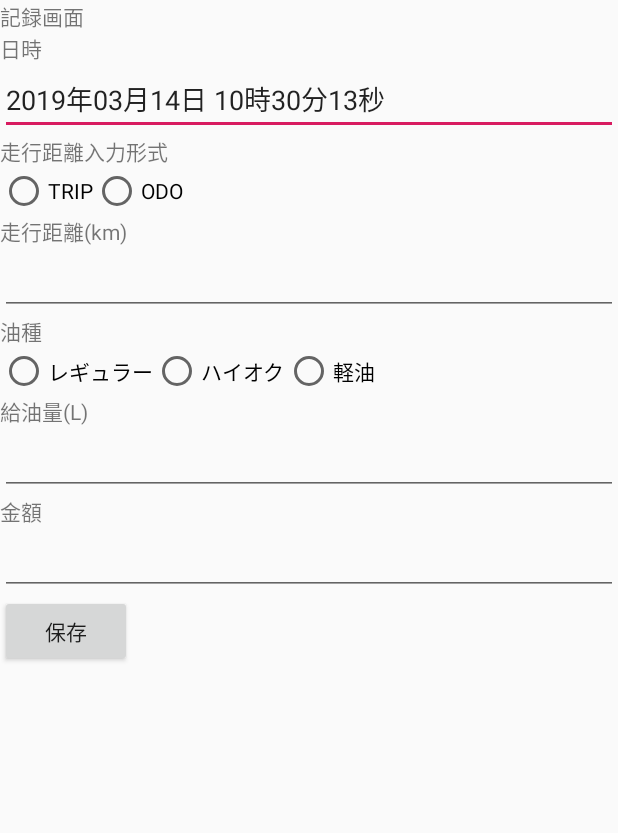
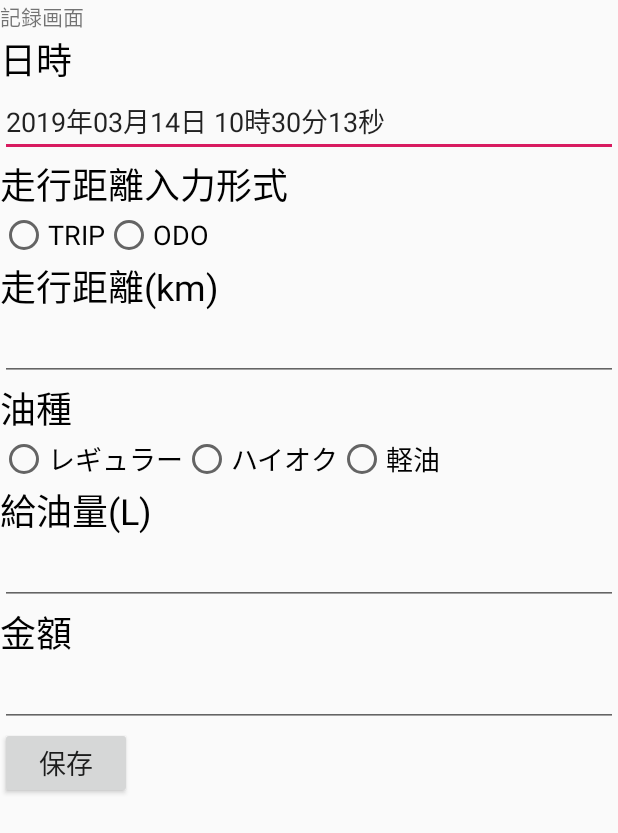
Before and after one commit to uezonokou/FuelMemory, an Android app: the MemoryActivity screen opened directly, with no data from a screen before it, on a phone screen of 412 x 824 dp. Shown: the top 833 px of the screen. Run offline under Robolectric (Android 15) with nearby library versions, the phone set to English and light mode, and no system bars.

Commit message:
文字サイズ変更

```diff
--- a/app/src/main/res/layout/acivity_memory.xml
+++ b/app/src/main/res/layout/acivity_memory.xml
@@ -20,7 +20,9 @@
             android:id="@+id/textview_day"
             android:layout_width="match_parent"
             android:layout_height="wrap_content"
-            android:text="日時" />
+            android:text="日時"
+            android:textColor="@android:color/background_dark"
+            android:textSize="24sp" />
 
         <EditText
             android:id="@+id/daytime_me"
@@ -33,7 +35,9 @@
             android:id="@+id/textView4"
             android:layout_width="match_parent"
             android:layout_height="wrap_content"
-            android:text="走行距離入力形式" />
+            android:text="走行距離入力形式"
+            android:textColor="@android:color/background_dark"
+            android:textSize="24sp" />
 
         <LinearLayout
             android:layout_width="wrap_content"
@@ -44,20 +48,24 @@
                 android:id="@+id/TRIPButton"
                 android:layout_width="match_parent"
                 android:layout_height="wrap_content"
-                android:text="TRIP" />
+                android:text="TRIP"
+                android:textSize="18sp" />
 
             <RadioButton
                 android:id="@+id/ODOButton"
                 android:layout_width="match_parent"
                 android:layout_height="wrap_content"
-                android:text="ODO" />
+                android:text="ODO"
+                android:textSize="18sp" />
         </LinearLayout>
 
         <TextView
             android:id="@+id/textView7"
             android:layout_width="match_parent"
             android:layout_height="wrap_content"
-            android:text="走行距離(km)" />
+            android:text="走行距離(km)"
+            android:textColor="@android:color/background_dark"
+            android:textSize="24sp" />
 
         <EditText
             android:id="@+id/distance_m"
@@ -70,7 +78,9 @@
             android:id="@+id/textView10"
             android:layout_width="match_parent"
             android:layout_height="wrap_content"
-            android:text="油種" />
+            android:text="油種"
+            android:textColor="@android:color/background_dark"
+            android:textSize="24sp" />
 
         <LinearLayout
             android:layout_width="wrap_content"
@@ -82,21 +92,24 @@
                 android:layout_width="wrap_content"
                 android:layout_height="wrap_content"
                 android:layout_weight="1"
-                android:text="レギュラー" />
+                android:text="レギュラー"
+                android:textSize="18sp" />
 
             <RadioButton
                 android:id="@+id/Hi_okutan"
                 android:layout_width="wrap_content"
                 android:layout_height="wrap_content"
                 android:layout_weight="1"
-                android:text="ハイオク" />
+                android:text="ハイオク"
+                android:textSize="18sp" />
 
             <RadioButton
                 android:id="@+id/diesel"
                 android:layout_width="wrap_content"
                 android:layout_height="wrap_content"
                 android:layout_weight="1"
-                android:text="軽油" />
+                android:text="軽油"
+                android:textSize="18sp" />
 
         </LinearLayout>
 
@@ -104,7 +117,9 @@
             android:id="@+id/textView5"
             android:layout_width="match_parent"
             android:layout_height="wrap_content"
-            android:text="給油量(L)" />
+            android:text="給油量(L)"
+            android:textColor="@android:color/background_dark"
+            android:textSize="24sp" />
 
         <EditText
             android:id="@+id/fuel_amount_m"
@@ -117,7 +132,9 @@
             android:id="@+id/textView6"
             android:layout_width="match_parent"
             android:layout_height="wrap_content"
-            android:text="金額" />
+            android:text="金額"
+            android:textColor="@android:color/background_dark"
+            android:textSize="24sp" />
 
         <EditText
             android:id="@+id/Money_m"
@@ -131,6 +148,7 @@
             android:layout_width="wrap_content"
             android:layout_height="wrap_content"
             android:text="保存"
+            android:textSize="18sp"
             tools:layout_editor_absoluteX="133dp"
             tools:layout_editor_absoluteY="585dp" />
     </LinearLayout>
```
Also changed, not shown: app/src/main/res/layout/activity_main.xml (+18 -6 lines).
